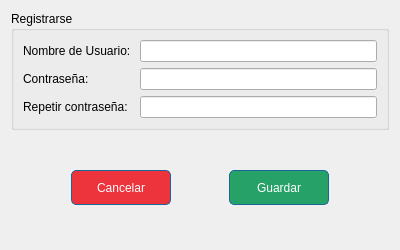
Above: register.ui from JuanFraDev/ProyectoFinal_POO before the change. Below: the same form after it.
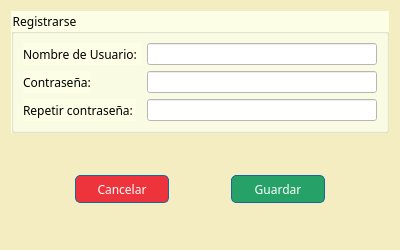
That is the form after the change.

What changed in the file:
```diff
--- a/register.ui
+++ b/register.ui
@@ -25,6 +25,9 @@
   <property name="windowTitle">
    <string>Dialog</string>
   </property>
+  <property name="styleSheet">
+   <string notr="true">background-color: rgb(244, 237, 193);</string>
+  </property>
   <layout class="QVBoxLayout" name="verticalLayout">
    <item>
     <widget class="QGroupBox" name="groupBox">
@@ -40,22 +43,47 @@
        <height>150</height>
       </size>
      </property>
+     <property name="font">
+      <font>
+       <family>Lucida Bright</family>
+       <bold>false</bold>
+      </font>
+     </property>
+     <property name="styleSheet">
+      <string notr="true">background-color: rgb(252, 255, 230);</string>
+     </property>
      <property name="title">
       <string>Registrarse</string>
      </property>
      <layout class="QFormLayout" name="formLayout">
       <item row="0" column="0">
        <widget class="QLabel" name="label">
+        <property name="font">
+         <font>
+          <family>Lucida Bright</family>
+          <bold>false</bold>
+         </font>
+        </property>
         <property name="text">
          <string>Nombre de Usuario: </string>
         </property>
        </widget>
       </item>
       <item row="0" column="1">
-       <widget class="QLineEdit" name="inNombre"/>
+       <widget class="QLineEdit" name="inNombre">
+        <property name="styleSheet">
+         <string notr="true">background-color: rgb(255, 255, 255);</string>
+        </property>
+       </widget>
       </item>
       <item row="1" column="0">
        <widget class="QLabel" name="label_2">
+        <property name="font">
+         <font>
+          <family>Lucida Bright</family>
+          <bold>false</bold>
+         </font>
+        </property>
         <property name="text">
          <string>Contraseña:</string>
         </property>
@@ -63,6 +91,9 @@
       </item>
       <item row="1" column="1">
        <widget class="QLineEdit" name="inContra">
+        <property name="styleSheet">
+         <string notr="true">background-color: rgb(255, 255, 255);</string>
+        </property>
         <property name="echoMode">
          <enum>QLineEdit::Password</enum>
         </property>
@@ -70,6 +101,12 @@
       </item>
       <item row="2" column="0">
        <widget class="QLabel" name="label_3">
+        <property name="font">
+         <font>
+          <family>Lucida Bright</family>
+          <bold>false</bold>
+         </font>
+        </property>
         <property name="text">
          <string>Repetir contraseña: </string>
         </property>
@@ -77,6 +114,9 @@
       </item>
       <item row="2" column="1">
        <widget class="QLineEdit" name="inContraVeri">
+        <property name="styleSheet">
+         <string notr="true">background-color: rgb(255, 255, 255);</string>
+        </property>
         <property name="echoMode">
          <enum>QLineEdit::Password</enum>
         </property>
@@ -105,10 +145,16 @@
        <widget class="QPushButton" name="Cancelar">
         <property name="minimumSize">
          <size>
-          <width>100</width>
-          <height>35</height>
+          <width>94</width>
+          <height>28</height>
          </size>
         </property>
+        <property name="font">
+         <font>
+          <family>Lucida Bright</family>
+          <italic>false</italic>
+         </font>
+        </property>
         <property name="styleSheet">
          <string notr="true">border: 1px solid rgb(24, 103, 155);
 border-radius: 5px;
@@ -137,10 +183,15 @@
        <widget class="QPushButton" name="Guardar">
         <property name="minimumSize">
          <size>
-          <width>100</width>
-          <height>35</height>
+          <width>94</width>
+          <height>28</height>
          </size>
         </property>
+        <property name="font">
+         <font>
+          <family>Lucida Bright</family>
+         </font>
+        </property>
         <property name="styleSheet">
          <string notr="true">border: 1px solid rgb(24, 103, 155);
 border-radius: 5px;
```
